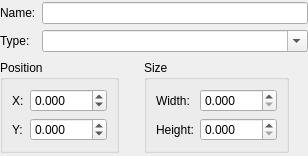
This is src/tiled/objectpropertiesdialog.ui in mapeditor/tiled as Qt 5 draws it before an edit. The edited form follows.
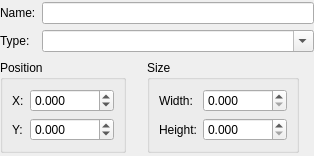
This is the edited form.

The edit to the form file:
```diff
--- a/src/tiled/objectpropertiesdialog.ui
+++ b/src/tiled/objectpropertiesdialog.ui
@@ -6,7 +6,7 @@
    <rect>
     <x>0</x>
     <y>0</y>
-    <width>308</width>
+    <width>314</width>
     <height>156</height>
    </rect>
   </property>
@@ -91,7 +91,7 @@
          <double>-999.000000000000000</double>
         </property>
         <property name="maximum">
-         <double>9999.000000000000000</double>
+         <double>99999.000000000000000</double>
         </property>
        </widget>
       </item>
@@ -111,7 +111,7 @@
          <double>-999.000000000000000</double>
         </property>
         <property name="maximum">
-         <double>9999.000000000000000</double>
+         <double>99999.000000000000000</double>
         </property>
        </widget>
       </item>
@@ -156,7 +156,7 @@
          <number>3</number>
         </property>
         <property name="maximum">
-         <double>9999.000000000000000</double>
+         <double>99999.000000000000000</double>
         </property>
        </widget>
       </item>
@@ -173,7 +173,7 @@
          <number>3</number>
         </property>
         <property name="maximum">
-         <double>9999.000000000000000</double>
+         <double>99999.000000000000000</double>
         </property>
        </widget>
       </item>
```
